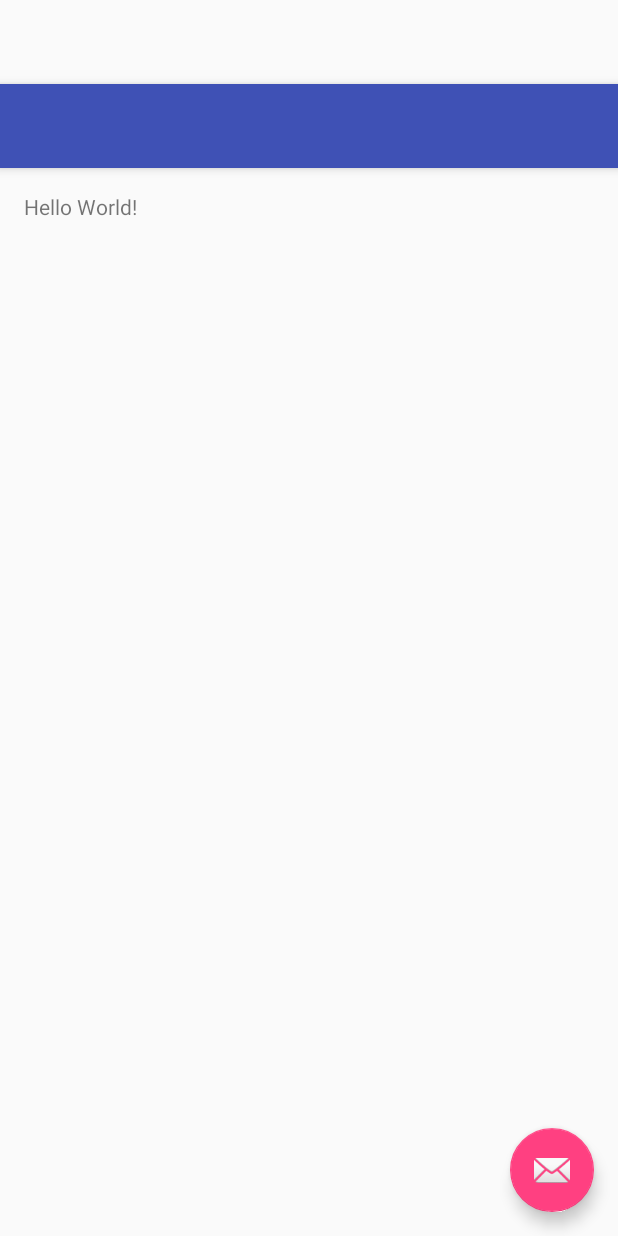
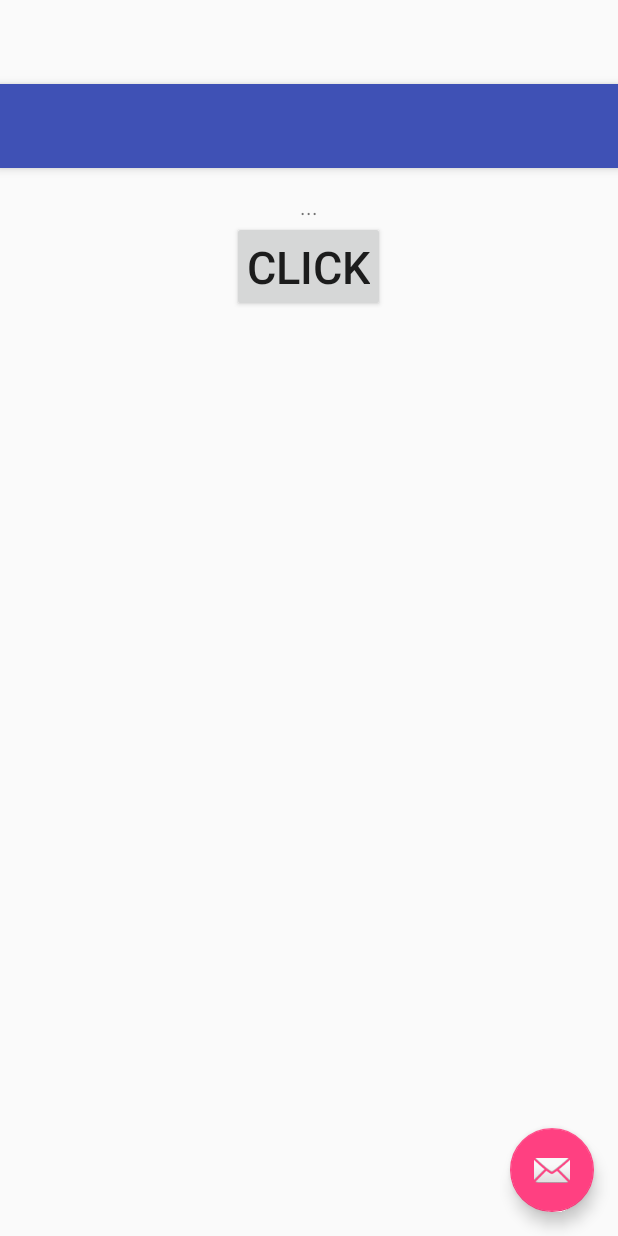
Before and after one commit to raimy29/WineCatalog, an Android app: the layout activity_main.xml on its own in the app's theme, with its tools: preview values and no code run, on a phone screen of 412 x 824 dp. Run offline under Robolectric (Android 15) with nearby library versions, the phone set to English and light mode, and no system bars.

Commit message:
Added sample project files

```diff
--- a/app/src/main/AndroidManifest.xml
+++ b/app/src/main/AndroidManifest.xml
@@ -3,6 +3,7 @@
     package="mobsoft.winecatalog">
 
     <application
+        android:name=".MVPApplication"
         android:allowBackup="true"
         android:icon="@mipmap/ic_launcher"
         android:label="@string/app_name"
--- a/app/src/main/res/layout/activity_main.xml
+++ b/app/src/main/res/layout/activity_main.xml
@@ -5,7 +5,7 @@
     android:layout_width="match_parent"
     android:layout_height="match_parent"
     android:fitsSystemWindows="true"
-    tools:context="mobsoft.winecatalog.MainActivity">
+    tools:context=".view.MainActivity">
 
     <android.support.design.widget.AppBarLayout
         android:layout_width="match_parent"
--- a/app/src/main/res/layout/content_main.xml
+++ b/app/src/main/res/layout/content_main.xml
@@ -1,5 +1,5 @@
 <?xml version="1.0" encoding="utf-8"?>
-<RelativeLayout xmlns:android="http://schemas.android.com/apk/res/android"
+<LinearLayout xmlns:android="http://schemas.android.com/apk/res/android"
     xmlns:app="http://schemas.android.com/apk/res-auto"
     xmlns:tools="http://schemas.android.com/tools"
     android:layout_width="match_parent"
@@ -9,11 +9,25 @@
     android:paddingRight="@dimen/activity_horizontal_margin"
     android:paddingTop="@dimen/activity_vertical_margin"
     app:layout_behavior="@string/appbar_scrolling_view_behavior"
-    tools:context="mobsoft.winecatalog.MainActivity"
-    tools:showIn="@layout/activity_main">
+    tools:context=".view.MainActivity"
+    tools:showIn="@layout/activity_main"
+    android:orientation="vertical">
 
     <TextView
         android:layout_width="wrap_content"
         android:layout_height="wrap_content"
-        android:text="Hello World!" />
-</RelativeLayout>
+        android:text="..."
+        android:layout_gravity="center"
+        android:gravity="center_vertical"
+        android:id="@+id/tvPrint"/>
+
+    <Button
+        android:layout_width="wrap_content"
+        android:layout_height="wrap_content"
+        android:layout_gravity="center"
+        android:gravity="center_vertical"
+        android:text="@string/btn"
+        android:padding="10dp"
+        android:textSize="30dp"
+        android:id="@+id/btnBtn"/>
+</LinearLayout>
--- a/app/src/main/res/values/strings.xml
+++ b/app/src/main/res/values/strings.xml
@@ -1,4 +1,5 @@
 <resources>
     <string name="app_name">WineCatalog</string>
     <string name="action_settings">Settings</string>
+    <string name="btn">Click</string>
 </resources>
--- a/build.gradle
+++ b/build.gradle
@@ -9,6 +9,7 @@ buildscript {
 
         // NOTE: Do not place your application dependencies here; they belong
         // in the individual module build.gradle files
+        classpath 'com.neenbedankt.gradle.plugins:android-apt:1.7'
     }
 }
 
```
Also changed, not shown: app/build.gradle (+10 -0 lines), app/src/main/java/mobsoft/winecatalog/MVPApplication.java (added, +18 -0 lines), app/src/main/java/mobsoft/winecatalog/MVPApplicationComponent.java (added, +24 -0 lines), app/src/main/java/mobsoft/winecatalog/MainActivity.java (deleted, +0 -52 lines), app/src/main/java/mobsoft/winecatalog/interactor/InteractorModule.java (added, +19 -0 lines), app/src/main/java/mobsoft/winecatalog/interactor/StringInteractor.java (added, +23 -0 lines), app/src/main/java/mobsoft/winecatalog/model/ModelModule.java (added, +15 -0 lines), app/src/main/java/mobsoft/winecatalog/model/StringModel.java (added, +23 -0 lines), app/src/main/java/mobsoft/winecatalog/presenter/MainPresenter.java (added, +24 -0 lines), app/src/main/java/mobsoft/winecatalog/presenter/Presenter.java (added, +16 -0 lines), app/src/main/java/mobsoft/winecatalog/view/MainActivity.java (added, +90 -0 lines), app/src/main/java/mobsoft/winecatalog/view/MainView.java (added, +8 -0 lines), app/src/main/java/mobsoft/winecatalog/view/ViewModule.java (added, +32 -0 lines), 1 other file.
